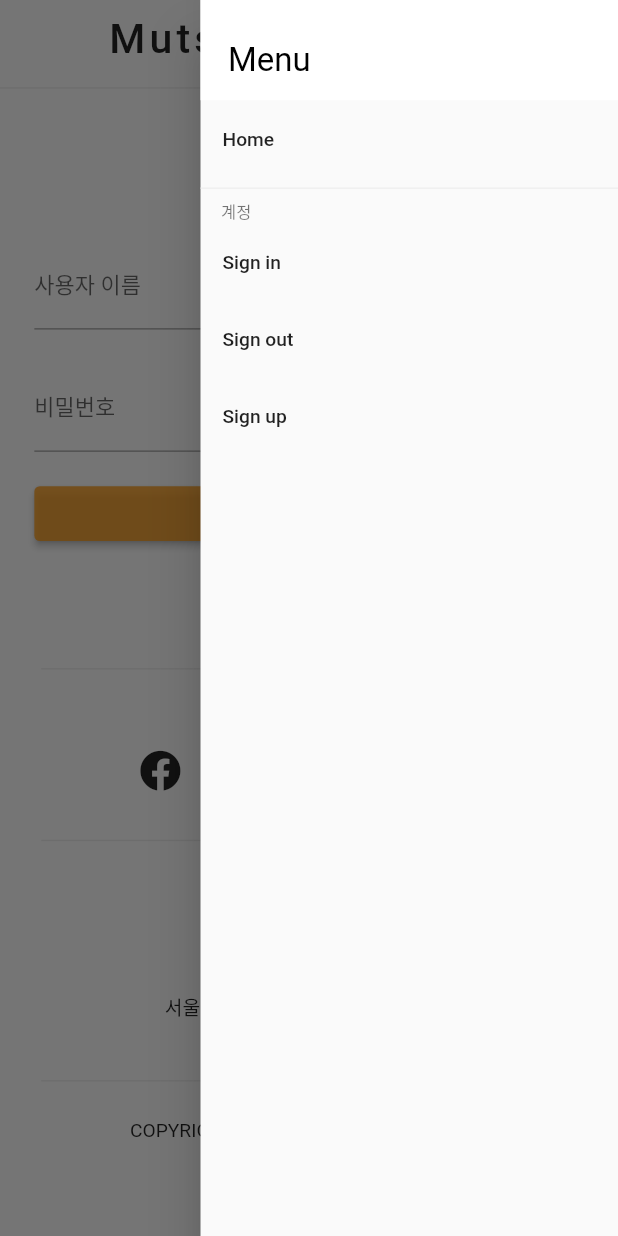
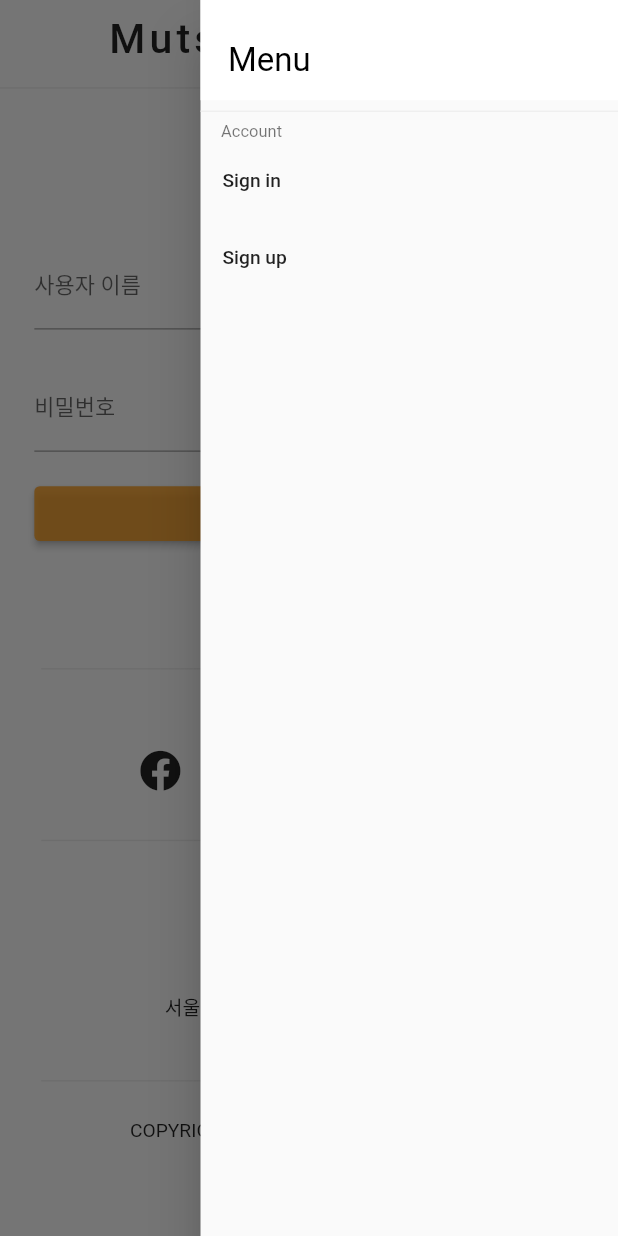
Before and after one commit to likelion-kookmin/msof_front, a Flutter app: the screen it shows after launch, with the side drawer open, on a phone screen of 412 x 824 dp. Run offline on Flutter 3.47's test engine with Material 2 defaults, Android fonts, the light colour scheme and no system bars; drawn by our look-alikes of auto_size_text; our stand-ins replace beamer, carousel_slider, dio, flutter_hooks, font_awesome_flutter, freezed_annotation and 7 more; missing offline and left inert: enum_to_string; accounts and stored records are empty.

Commit message:
feat: Apply auth status to menu bar

```diff
--- a/lib/common/msof_menu.dart
+++ b/lib/common/msof_menu.dart
@@ -5,24 +5,8 @@ import 'package:msof_front/routes.dart';
 import 'package:msof_front/utils/route_utils.dart';
 import 'package:msof_front/utils/screen_size_util.dart';
 
-class MSOFMenuItem {
-  final String label;
-  final String route;
-  bool get divider => label == '' || route == '';
-
-  MSOFMenuItem({required this.label, required this.route});
-}
-
-final menuItems = [
-  MSOFMenuItem(label: 'Home', route: Routes.home),
-  MSOFMenuItem(label: '계정', route: ''),
-  MSOFMenuItem(label: 'Sign in', route: Routes.login),
-  MSOFMenuItem(label: 'Sign out', route: Routes.logout),
-  MSOFMenuItem(label: 'Sign up', route: Routes.signup),
-];
-
 class MSOFMenu {
-  static List<Widget> getMenu(BuildContext context) {
+  static List<Widget> getMenu(BuildContext context, bool isAuthenticated) {
     return ScreenSizeUtil.onlyMobile(context)
         ? [
             Builder(
@@ -34,11 +18,11 @@ class MSOFMenu {
               ),
             ),
           ]
-        : menuItems.map((item) {
-            return (item.divider)
+        : Routes.getRouteInfos(isAuthenticated).map((item) {
+            return (item.type == RouteType.category)
                 ? divider
                 : TextButton(
-                    onPressed: () => RouteUtils.toNamed(context, item.route),
+                    onPressed: () => RouteUtils.toNamed(context, item.route!),
                     style: TextButton.styleFrom(
                       backgroundColor: Colors.transparent,
                       primary: likelionOrange,
@@ -47,7 +31,7 @@ class MSOFMenu {
                       shape: CircleBorder(),
                     ),
                     child: Text(
-                      item.label,
+                      item.title,
                       style: TextStyle(
                         fontSize: 14,
                         color: textColor,
@@ -58,12 +42,16 @@ class MSOFMenu {
           }).toList();
   }
 
-  static Widget getMobileMenu(BuildContext context) {
-    return MSOFMobileMenu();
+  static Widget getMobileMenu(bool isAuthenticated) {
+    return MSOFMobileMenu(isAuthenticated);
   }
 }
 
 class MSOFMobileMenu extends StatelessWidget {
+  final bool isAuthenticated;
+
+  MSOFMobileMenu(this.isAuthenticated);
+
   Widget _buildDrawerHeader() {
     return Container(
       padding: const EdgeInsets.only(top: 30, left: 20, bottom: 15),
@@ -80,8 +68,8 @@ class MSOFMobileMenu extends StatelessWidget {
     );
   }
 
-  Widget _buildDrawerItem(BuildContext context, MSOFMenuItem item) {
-    return (item.divider)
+  Widget _buildDrawerItem(BuildContext context, RouteInfo item) {
+    return (item.type == RouteType.category)
         ? Column(
             crossAxisAlignment: CrossAxisAlignment.start,
             children: [
@@ -89,15 +77,15 @@ class MSOFMobileMenu extends StatelessWidget {
               Padding(
                 padding: const EdgeInsets.only(left: 15),
                 child: Text(
-                  item.label,
+                  item.title,
                   style: TextStyle(color: Colors.black54, fontSize: 12),
                 ),
               ),
             ],
           )
         : ListTile(
-            title: Text(item.label),
-            onTap: () => RouteUtils.toNamed(context, item.route),
+            title: Text(item.title),
+            onTap: () => RouteUtils.toNamed(context, item.route!),
           );
   }
 
@@ -108,7 +96,8 @@ class MSOFMobileMenu extends StatelessWidget {
         padding: EdgeInsets.zero,
         children: [
           _buildDrawerHeader(),
-          ...menuItems.map((item) => _buildDrawerItem(context, item)),
+          ...Routes.getRouteInfos(isAuthenticated)
+              .map((item) => _buildDrawerItem(context, item)),
         ],
       ),
     );
--- a/lib/common/msof_scaffold.dart
+++ b/lib/common/msof_scaffold.dart
@@ -1,7 +1,10 @@
 import 'package:flutter/material.dart';
+import 'package:flutter_hooks/flutter_hooks.dart';
+import 'package:hooks_riverpod/hooks_riverpod.dart';
 import 'package:msof_front/common/divider.dart';
 import 'package:msof_front/common/msof_menu.dart';
 import 'package:msof_front/constants.dart';
+import 'package:msof_front/pages/auth_viewmodel.dart';
 import 'package:msof_front/utils/screen_size_util.dart';
 
 import 'msof_appbar.dart';
@@ -14,12 +17,31 @@ class MSOFScaffold extends StatelessWidget {
     List<Widget>? children,
   }) : children = children ?? [];
 
+  Widget _buildEndDrawer() {
+    return HookBuilder(builder: (context) {
+      final authViewModel = useProvider(authViewModelProvider);
+
+      return MSOFMenu.getMobileMenu(authViewModel.isAuthenticated);
+    });
+  }
+
+  Widget _buildAppBar() {
+    return HookBuilder(builder: (context) {
+      final authViewModel = useProvider(authViewModelProvider);
+
+      return MSOFAppBar(
+        Constants.appBarTitle,
+        actions: MSOFMenu.getMenu(context, authViewModel.isAuthenticated),
+      );
+    });
+  }
+
   @override
   Widget build(BuildContext context) {
     return Scaffold(
       backgroundColor: Colors.white,
       extendBodyBehindAppBar: ScreenSizeUtil.overDesktop(context),
-      endDrawer: MSOFMenu.getMobileMenu(context),
+      endDrawer: _buildEndDrawer(),
       endDrawerEnableOpenDragGesture: ScreenSizeUtil.onlyMobile(context),
       body: SafeArea(
         child: Stack(
@@ -28,10 +50,7 @@ class MSOFScaffold extends StatelessWidget {
               child: Container(
                 child: Column(
                   children: [
-                    MSOFAppBar(
-                      Constants.appBarTitle,
-                      actions: MSOFMenu.getMenu(context),
-                    ),
+                    _buildAppBar(),
                     divider,
                     SizedBox(height: 30),
                     ...children,
--- a/lib/routes.dart
+++ b/lib/routes.dart
@@ -1,4 +1,22 @@
 import 'package:msof_front/utils/string_extensions.dart';
+
+enum RouteType {
+  auth,
+  nonAuth,
+  category,
+}
+
+class RouteInfo {
+  final String title;
+  final String? route;
+  final RouteType type;
+
+  RouteInfo({
+    required this.title,
+    this.route,
+    this.type = RouteType.auth,
+  });
+}
 
 class Routes {
   static const String home = 'home';
@@ -25,6 +43,22 @@ class Routes {
   static List<String> get authRoutes =>
       allRoutes.where((route) => !nonAuthRoutes.contains(route)).toList();
 
+  static final List<RouteInfo> _routeInfos = [
+    RouteInfo(title: 'Home', route: home),
+    RouteInfo(title: 'Account', type: RouteType.category),
+    RouteInfo(title: 'Sign in', type: RouteType.nonAuth, route: login),
+    RouteInfo(title: 'Sign up', type: RouteType.nonAuth, route: signup),
+    RouteInfo(title: 'Sign out', route: logout),
+  ];
+
+  static List<RouteInfo> getRouteInfos(bool isAuthenticated) {
+    return _routeInfos
+        .where((routeInfo) => isAuthenticated
+            ? routeInfo.type != RouteType.nonAuth
+            : routeInfo.type != RouteType.auth)
+        .toList();
+  }
+
   // static Route<T> fadeThrough<T>(RouteSettings settings, WidgetBuilder page,
   //     {int duration = 300}) {
   //   return PageRouteBuilder<T>(
```
